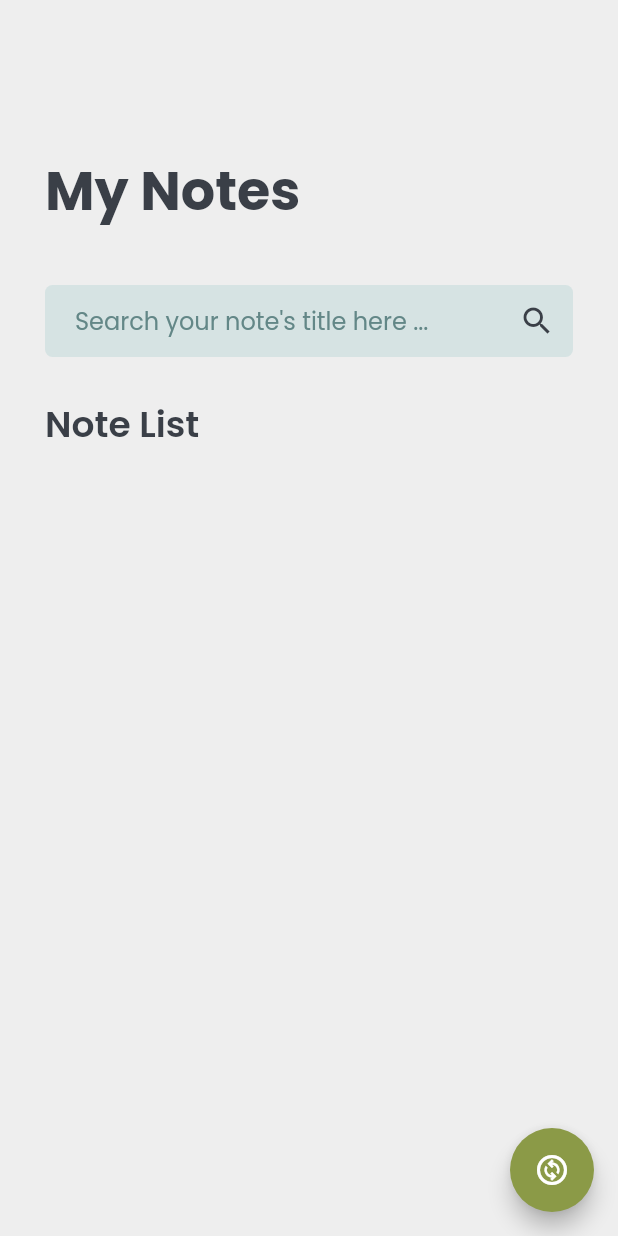
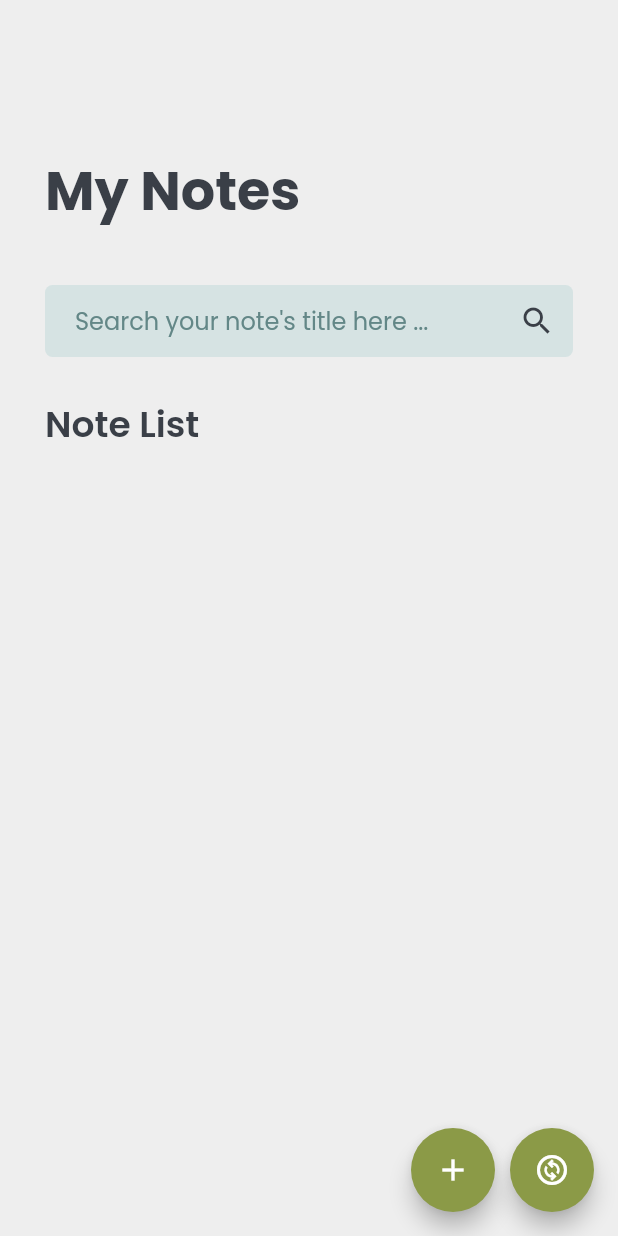
Before and after one commit to wadeowenwatt/note-app, a Flutter app: the screen it shows after launch, on a phone screen of 412 x 824 dp. Run offline on Flutter 3.47's test engine with Material 2 defaults, Android fonts, the phone set to English and light mode, and no system bars; our stand-ins replace shared_preferences.

Commit message:
complete demo

```diff
--- a/lib/main.dart
+++ b/lib/main.dart
@@ -1,5 +1,8 @@
 import 'package:flutter/material.dart';
 import 'package:testing/app_provider/theme_provider.dart';
+import 'package:testing/database/disk_storage.dart';
+import 'package:testing/ui/home/home_provider.dart';
+import 'package:testing/ui/note_detail/note_detail.dart';
 import 'package:testing/ui/home/home_page.dart';
 import 'package:provider/provider.dart';
 
@@ -12,10 +15,15 @@ class MyApp extends StatelessWidget {
 
   @override
   Widget build(BuildContext context) {
-    return ChangeNotifierProvider(
-      create: (_) {
-        return ThemeProvider();
-      },
+    return MultiProvider(
+      providers: [
+        ChangeNotifierProvider(
+          create: (context) => ThemeProvider(),
+        ),
+        ChangeNotifierProvider(
+          create: (context) => HomeProvider(),
+        ),
+      ],
       child: MaterialApp(
         title: 'Flutter Demo',
         theme: ThemeData(
@@ -24,20 +32,13 @@ class MyApp extends StatelessWidget {
         ),
         // home: MyHomePage(
         //   storage: DiskStorage(),
+        //   indexFile: DiskStorage.numberFile,
+        //   isNewFile: true,
         // ),
-        home: const HomePage(),
+        home: HomePage(
+          storage: DiskStorage(),
+        ),
       ),
     );
-    // return MaterialApp(
-    //   title: 'Flutter Demo',
-    //   theme: ThemeData(
-    //     primarySwatch: Colors.blue,
-    //     fontFamily: 'Poppins',
-    //   ),
-    //   // home: MyHomePage(
-    //   //   storage: DiskStorage(),
-    //   // ),
-    //   home: const HomePage(),
-    // );
   }
 }
--- a/lib/ui/home/home_page.dart
+++ b/lib/ui/home/home_page.dart
@@ -1,29 +1,56 @@
+import 'dart:io';
+
 import 'package:flutter/material.dart';
 import 'package:provider/provider.dart';
 import 'package:testing/app_provider/theme_provider.dart';
 import 'package:testing/configs/app_color.dart';
 import 'package:testing/configs/app_text_style.dart';
+import 'package:testing/database/disk_storage.dart';
+import 'package:testing/database/shared_preference.dart';
 import 'package:testing/model/screen_theme.dart';
+import 'package:testing/ui/home/home_provider.dart';
+import 'package:testing/ui/note_detail/note_detail.dart';
 
 class HomePage extends StatelessWidget {
-  const HomePage({Key? key}) : super(key: key);
+  const HomePage({Key? key, required this.storage}) : super(key: key);
+
+  final DiskStorage storage;
 
   @override
   Widget build(BuildContext context) {
-    return const _HomePage();
+    return _HomePage(
+      diskStorage: storage,
+    );
   }
 }
 
 class _HomePage extends StatefulWidget {
-  const _HomePage({Key? key}) : super(key: key);
+  const _HomePage({Key? key, required this.diskStorage}) : super(key: key);
+
+  final DiskStorage diskStorage;
 
   @override
   State<_HomePage> createState() => _HomePageState();
 }
 
 class _HomePageState extends State<_HomePage> {
+  late HomeProvider homeProvider;
+
+  @override
+  void initState() {
+    super.initState();
+  }
+
+  void initialListFile(HomeProvider homeProvider) async {
+    widget.diskStorage.getAllFilesInDirectory().then((listFiles) {
+      homeProvider.files = listFiles;
+    });
+  }
+
   @override
   Widget build(BuildContext context) {
+    homeProvider = Provider.of<HomeProvider>(context);
+    initialListFile(homeProvider);
     return Consumer<ThemeProvider>(
       builder: (context, themeProvider, child) {
         return Scaffold(
@@ -83,12 +110,36 @@ class _HomePageState extends State<_HomePage> {
               ],
             ),
           ),
-          floatingActionButton: FloatingActionButton(
-            onPressed: () {
-              themeProvider.changeTheme();
-            },
-            backgroundColor: AppColor.greenAccent,
-            child: const Icon(Icons.change_circle_outlined),
+          floatingActionButton: Row(
+            mainAxisAlignment: MainAxisAlignment.end,
+            children: [
+              FloatingActionButton(
+                onPressed: () {
+                  Navigator.push(
+                    context,
+                    MaterialPageRoute(
+                      builder: (context) => NoteDetail(
+                        isNewFile: true,
+                        indexFile: DiskStorage.numberFile,
+                        storage: widget.diskStorage,
+                      ),
+                    ),
+                  );
+                },
+                backgroundColor: AppColor.greenAccent,
+                child: const Icon(Icons.add),
+              ),
+              const SizedBox(
+                width: 10,
+              ),
+              FloatingActionButton(
+                onPressed: () {
+                  themeProvider.changeTheme();
+                },
+                backgroundColor: AppColor.greenAccent,
+                child: const Icon(Icons.change_circle_outlined),
+              ),
+            ],
           ),
         );
       },
@@ -96,11 +147,39 @@ class _HomePageState extends State<_HomePage> {
   }
 
   Widget _buildListNote() {
-    return ListView(
+    return ListView.builder(
+      padding: EdgeInsets.zero,
       shrinkWrap: true,
-      children: [],
+      itemCount: homeProvider.files.length,
+      itemBuilder: (BuildContext context, int index) {
+        return GestureDetector(
+          onTap: () {
+            Navigator.push(
+              context,
+              MaterialPageRoute(
+                builder: (context) => NoteDetail(
+                  isNewFile: false,
+                  indexFile: index,
+                  storage: widget.diskStorage,
+                ),
+              ),
+            );
+          },
+          child: Card(
+            color: AppColor.lightSecondary,
+            child: Padding(
+              padding: const EdgeInsets.all(8.0),
+              child: Text(
+                "test${index}.txt",
+                style: const TextStyle(
+                  color: AppColor.lightPlaceholder,
+                  fontWeight: FontWeight.bold,
+                ),
+              ),
+            ),
+          ),
+        );
+      },
     );
   }
-
-
 }
--- /dev/null
+++ b/lib/ui/home/home_provider.dart
@@ -0,0 +1,29 @@
+import 'dart:io';
+
+import 'package:flutter/material.dart';
+import 'package:testing/database/disk_storage.dart';
+
+class HomeProvider extends ChangeNotifier {
+  List<File> _files = [];
+  List<String> _contents = [];
+  String _dynamicContent = "";
+
+  List<File> get files => _files;
+  List<String> get contents => _contents;
+  String get dynamicContent => _dynamicContent;
+
+  set files(List<File> value) {
+    _files = value;
+    notifyListeners();
+  }
+
+  set contents(List<String> value) {
+    _contents = value;
+    notifyListeners();
+  }
+
+  set dynamicContent(String value) {
+    _dynamicContent = value;
+    notifyListeners();
+  }
+}
```
Also changed, not shown: lib/database/disk_storage.dart (+46 -5 lines), lib/home.dart (deleted, +0 -56 lines), lib/ui/note_detail/note_detail.dart (added, +103 -0 lines).
